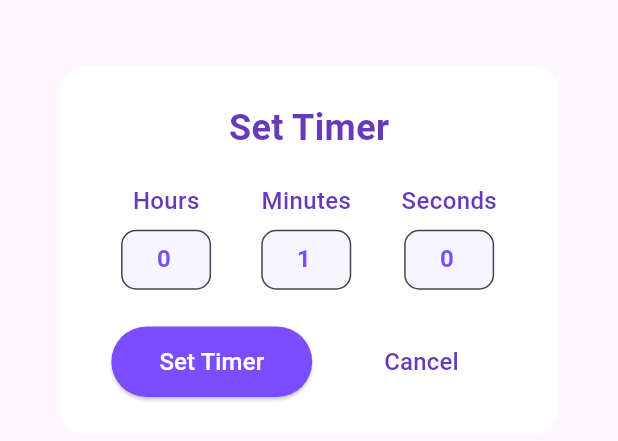
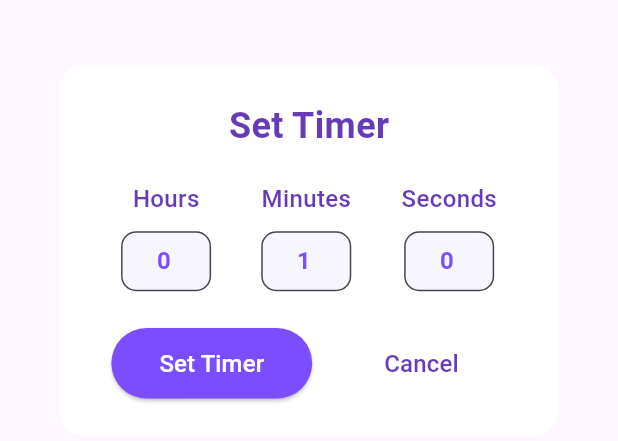
Before and after one commit to RensithUdara/snap_timmer_app, a Flutter app: the TimerInputDialog widget shown alone on an empty page, opened directly, on a phone screen of 412 x 824 dp. Shown: the part 368-809 px from the top of the screen. Run offline on Flutter 3.47's test engine with Material 3 defaults, Android fonts, the phone set to English and light mode, and no system bars.

Commit message:
improve ui

```diff
--- a/lib/timer_input_dialog.dart
+++ b/lib/timer_input_dialog.dart
@@ -129,7 +129,7 @@ class _TimerInputDialogState extends State<TimerInputDialog> {
           label,
           style: const TextStyle(fontSize: 16, fontWeight: FontWeight.w500, color: Colors.deepPurple),
         ),
-        const SizedBox(height: 8),
+        const SizedBox(height: 10),
         SizedBox(
           width: 60,
           child: TextField(
```
